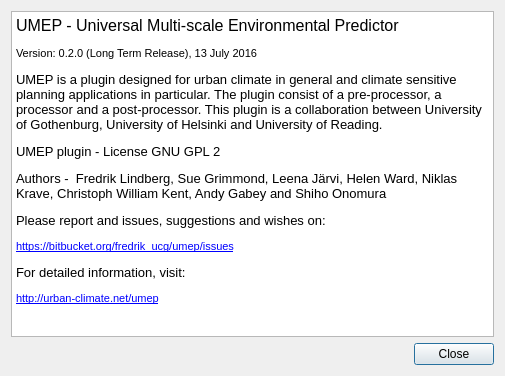
The window that UMEP_about.ui (UMEP-dev/UMEP) describes before a commit, drawn with Qt 5.
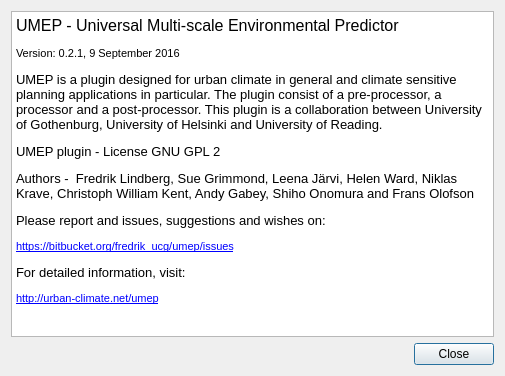
The same window after the commit.

Commit message: Version 0.2.1. SOLWEIG model added. Minor bugfixes

The edit to the form file:
```diff
--- a/UMEP_about.ui
+++ b/UMEP_about.ui
@@ -31,10 +31,10 @@
 p, li { white-space: pre-wrap; }
 &lt;/style&gt;&lt;/head&gt;&lt;body style=&quot; font-family:'MS Shell Dlg 2'; font-size:8.25pt; font-weight:400; font-style:normal;&quot;&gt;
 &lt;p style=&quot; margin-top:0px; margin-bottom:0px; margin-left:0px; margin-right:0px; -qt-block-indent:0; text-indent:0px;&quot;&gt;&lt;span style=&quot; font-size:12pt;&quot;&gt;UMEP - Universal Multi-scale Environmental Predictor &lt;/span&gt;&lt;/p&gt;
-&lt;p style=&quot; margin-top:12px; margin-bottom:12px; margin-left:0px; margin-right:0px; -qt-block-indent:0; text-indent:0px;&quot;&gt;&lt;span style=&quot; font-size:8pt;&quot;&gt;Version: 0.2.0 (Long Term Release), 13 July 2016&lt;/span&gt;&lt;/p&gt;
+&lt;p style=&quot; margin-top:12px; margin-bottom:12px; margin-left:0px; margin-right:0px; -qt-block-indent:0; text-indent:0px;&quot;&gt;&lt;span style=&quot; font-size:8pt;&quot;&gt;Version: 0.2.1, 9 September 2016&lt;/span&gt;&lt;/p&gt;
 &lt;p style=&quot; margin-top:12px; margin-bottom:12px; margin-left:0px; margin-right:0px; -qt-block-indent:0; text-indent:0px;&quot;&gt;&lt;span style=&quot; font-size:10pt;&quot;&gt;UMEP is a plugin designed for urban climate in general and climate sensitive planning applications in particular. The plugin consist of a pre-processor, a processor and a post-processor. This plugin is a collaboration between University of Gothenburg, University of Helsinki and University of Reading.&lt;/span&gt;&lt;/p&gt;
 &lt;p style=&quot; margin-top:12px; margin-bottom:12px; margin-left:0px; margin-right:0px; -qt-block-indent:0; text-indent:0px;&quot;&gt;&lt;span style=&quot; font-size:10pt;&quot;&gt;UMEP plugin - License GNU GPL 2&lt;/span&gt;&lt;/p&gt;
-&lt;p style=&quot; margin-top:12px; margin-bottom:12px; margin-left:0px; margin-right:0px; -qt-block-indent:0; text-indent:0px;&quot;&gt;&lt;span style=&quot; font-size:10pt;&quot;&gt;Authors -  Fredrik Lindberg, Sue Grimmond, Leena Järvi, Helen Ward, Niklas Krave, Christoph William Kent, Andy Gabey and Shiho Onomura&lt;/span&gt;&lt;/p&gt;
+&lt;p style=&quot; margin-top:12px; margin-bottom:12px; margin-left:0px; margin-right:0px; -qt-block-indent:0; text-indent:0px;&quot;&gt;&lt;span style=&quot; font-size:10pt;&quot;&gt;Authors -  Fredrik Lindberg, Sue Grimmond, Leena Järvi, Helen Ward, Niklas Krave, Christoph William Kent, Andy Gabey, Shiho Onomura and Frans Olofson&lt;/span&gt;&lt;/p&gt;
 &lt;p style=&quot; margin-top:12px; margin-bottom:12px; margin-left:0px; margin-right:0px; -qt-block-indent:0; text-indent:0px;&quot;&gt;&lt;span style=&quot; font-size:10pt;&quot;&gt;Please report and issues, suggestions and wishes on:&lt;/span&gt;&lt;/p&gt;
 &lt;p style=&quot; margin-top:12px; margin-bottom:12px; margin-left:0px; margin-right:0px; -qt-block-indent:0; text-indent:0px;&quot;&gt;&lt;a href=&quot;https://bitbucket.org/fredrik_ucg/umep/issues&quot;&gt;&lt;span style=&quot; font-size:8pt; text-decoration: underline; color:#0000ff;&quot;&gt;https://bitbucket.org/fredrik_ucg/umep/issues&lt;/span&gt;&lt;/a&gt;&lt;/p&gt;
 &lt;p style=&quot; margin-top:12px; margin-bottom:12px; margin-left:0px; margin-right:0px; -qt-block-indent:0; text-indent:0px;&quot;&gt;&lt;span style=&quot; font-size:10pt;&quot;&gt;For detailed information, visit:&lt;/span&gt;&lt;/p&gt;
```
The commit also changes 41 other files.
